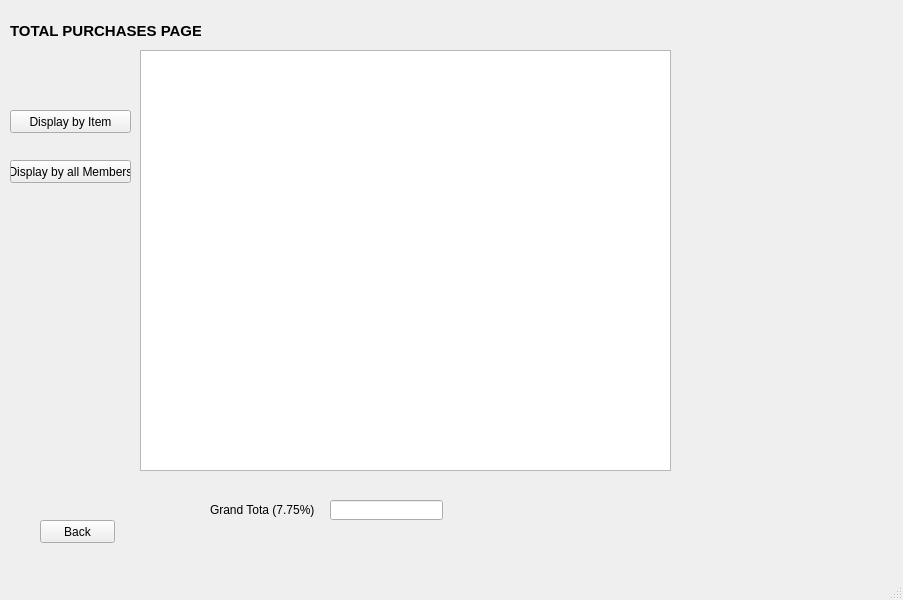
Before: the Qt Designer form storemanagerpage.ui in MHJBEAST1101/CS1C-Project-2-Bulk-Club, drawn with Qt 5.
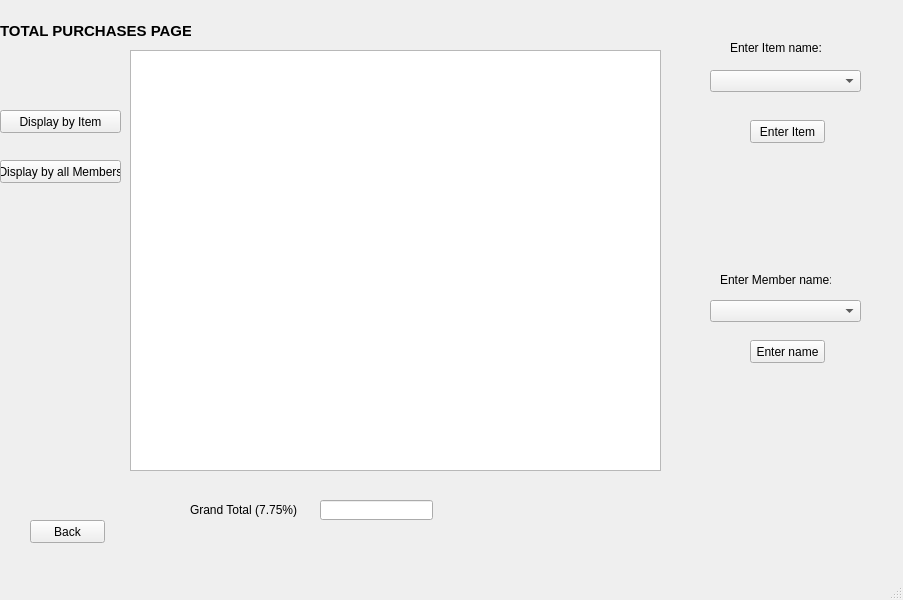
After: the same form once the commit is applied. The open tabs and pages were chosen to show the change.

The edit to the form file:
```diff
--- a/storemanagerpage.ui
+++ b/storemanagerpage.ui
@@ -17,7 +17,7 @@
    <widget class="QStackedWidget" name="stackedWidget">
     <property name="geometry">
      <rect>
-      <x>0</x>
+      <x>-10</x>
       <y>0</y>
       <width>911</width>
       <height>591</height>
@@ -320,14 +320,14 @@
      <widget class="QLabel" name="label_8">
       <property name="geometry">
        <rect>
-        <x>210</x>
+        <x>200</x>
         <y>500</y>
-        <width>111</width>
+        <width>121</width>
         <height>20</height>
        </rect>
       </property>
       <property name="text">
-       <string>Grand Tota (7.75%)</string>
+       <string>Grand Total (7.75%)</string>
       </property>
      </widget>
      <widget class="QLineEdit" name="grandTotalLineEdit">
@@ -366,6 +366,78 @@
        <string>Display by all Members</string>
       </property>
      </widget>
+     <widget class="QPushButton" name="enterItemPushBtn">
+      <property name="geometry">
+       <rect>
+        <x>760</x>
+        <y>120</y>
+        <width>75</width>
+        <height>23</height>
+       </rect>
+      </property>
+      <property name="text">
+       <string>Enter Item</string>
+      </property>
+     </widget>
+     <widget class="QPushButton" name="enterNamePushBtn">
+      <property name="geometry">
+       <rect>
+        <x>760</x>
+        <y>340</y>
+        <width>75</width>
+        <height>23</height>
+       </rect>
+      </property>
+      <property name="text">
+       <string>Enter name</string>
+      </property>
+     </widget>
+     <widget class="QComboBox" name="itemComboBox">
+      <property name="geometry">
+       <rect>
+        <x>720</x>
+        <y>70</y>
+        <width>151</width>
+        <height>22</height>
+       </rect>
+      </property>
+     </widget>
+     <widget class="QComboBox" name="nameComoboBox">
+      <property name="geometry">
+       <rect>
+        <x>720</x>
+        <y>300</y>
+        <width>151</width>
+        <height>22</height>
+       </rect>
+      </property>
+     </widget>
+     <widget class="QLabel" name="label_9">
+      <property name="geometry">
+       <rect>
+        <x>740</x>
+        <y>40</y>
+        <width>91</width>
+        <height>16</height>
+       </rect>
+      </property>
+      <property name="text">
+       <string>Enter Item name:</string>
+      </property>
+     </widget>
+     <widget class="QLabel" name="label_10">
+      <property name="geometry">
+       <rect>
+        <x>730</x>
+        <y>270</y>
+        <width>111</width>
+        <height>20</height>
+       </rect>
+      </property>
+      <property name="text">
+       <string>Enter Member name:</string>
+      </property>
+     </widget>
     </widget>
    </widget>
   </widget>
```
Left out of the diff: 54 changed lines with no effect on the pictures.
